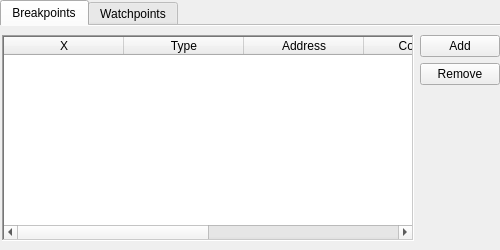
Qt form src/BreakpointViewer.ui (openMSX/debugger) before a commit.
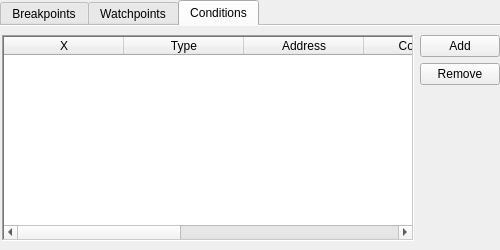
The same form after that commit. The open tabs and pages were chosen to show the change.

Commit message:
users can toggle conditions in the new conditions table
* new hidden column manages breakpoints, watchpoints and conditions more easily

This feature depends on pull request #100

```diff
--- a/src/BreakpointViewer.ui
+++ b/src/BreakpointViewer.ui
@@ -110,6 +110,11 @@
         <string>Segment</string>
        </property>
       </column>
+      <column>
+       <property name="text">
+        <string>#</string>
+       </property>
+      </column>
      </widget>
     </item>
     <item>
@@ -268,6 +273,128 @@
     </item>
    </layout>
   </widget>
+  <widget class="QWidget" name="tabCnLabel">
+   <attribute name="title">
+    <string>Conditions</string>
+   </attribute>
+   <layout class="QHBoxLayout">
+    <property name="leftMargin">
+     <number>2</number>
+    </property>
+    <property name="rightMargin">
+     <number>0</number>
+    </property>
+    <item>
+     <widget class="QTableWidget" name="cnTableWidget">
+      <property name="frameShape">
+       <enum>QFrame::WinPanel</enum>
+      </property>
+      <property name="frameShadow">
+       <enum>QFrame::Sunken</enum>
+      </property>
+      <property name="lineWidth">
+       <number>0</number>
+      </property>
+      <property name="alternatingRowColors">
+       <bool>true</bool>
+      </property>
+      <property name="selectionMode">
+       <enum>QAbstractItemView::SingleSelection</enum>
+      </property>
+      <property name="selectionBehavior">
+       <enum>QAbstractItemView::SelectRows</enum>
+      </property>
+      <attribute name="horizontalHeaderVisible">
+       <bool>true</bool>
+      </attribute>
+      <attribute name="horizontalHeaderMinimumSectionSize">
+       <number>10</number>
+      </attribute>
+      <attribute name="horizontalHeaderDefaultSectionSize">
+       <number>120</number>
+      </attribute>
+      <attribute name="horizontalHeaderStretchLastSection">
+       <bool>false</bool>
+      </attribute>
+      <attribute name="verticalHeaderVisible">
+       <bool>false</bool>
+      </attribute>
+      <column>
+       <property name="text">
+        <string>X</string>
+       </property>
+      </column>
+      <column>
+       <property name="text">
+        <string>Type</string>
+       </property>
+      </column>
+      <column>
+       <property name="text">
+        <string>Address</string>
+       </property>
+      </column>
+      <column>
+       <property name="text">
+        <string>Condition</string>
+       </property>
+      </column>
+      <column>
+       <property name="text">
+        <string>Slot</string>
+       </property>
+      </column>
+      <column>
+       <property name="text">
+        <string>Segment</string>
+       </property>
+      </column>
+      <column>
+       <property name="text">
+        <string>#</string>
+       </property>
+      </column>
+     </widget>
+    </item>
+    <item>
+     <layout class="QVBoxLayout" name="cnLayout">
+      <property name="leftMargin">
+       <number>0</number>
+      </property>
+      <property name="rightMargin">
+       <number>0</number>
+      </property>
+      <item>
+       <widget class="QPushButton" name="btnAddCn">
+        <property name="text">
+         <string>Add</string>
+        </property>
+       </widget>
+      </item>
+      <item>
+       <widget class="QPushButton" name="btnRemoveCn">
+        <property name="text">
+         <string>Remove</string>
+        </property>
+       </widget>
+      </item>
+      <item>
+       <spacer>
+        <property name="orientation">
+         <enum>Qt::Vertical</enum>
+        </property>
+        <property name="sizeHint" stdset="0">
+         <size>
+          <width>20</width>
+          <height>40</height>
+         </size>
+        </property>
+       </spacer>
+      </item>
+     </layout>
+    </item>
+   </layout>
+  </widget>
  </widget>
  <resources/>
  <connections/>
```
Left out of the diff: 5 changed lines with no effect on the pictures. The commit also changes 2 other files.
